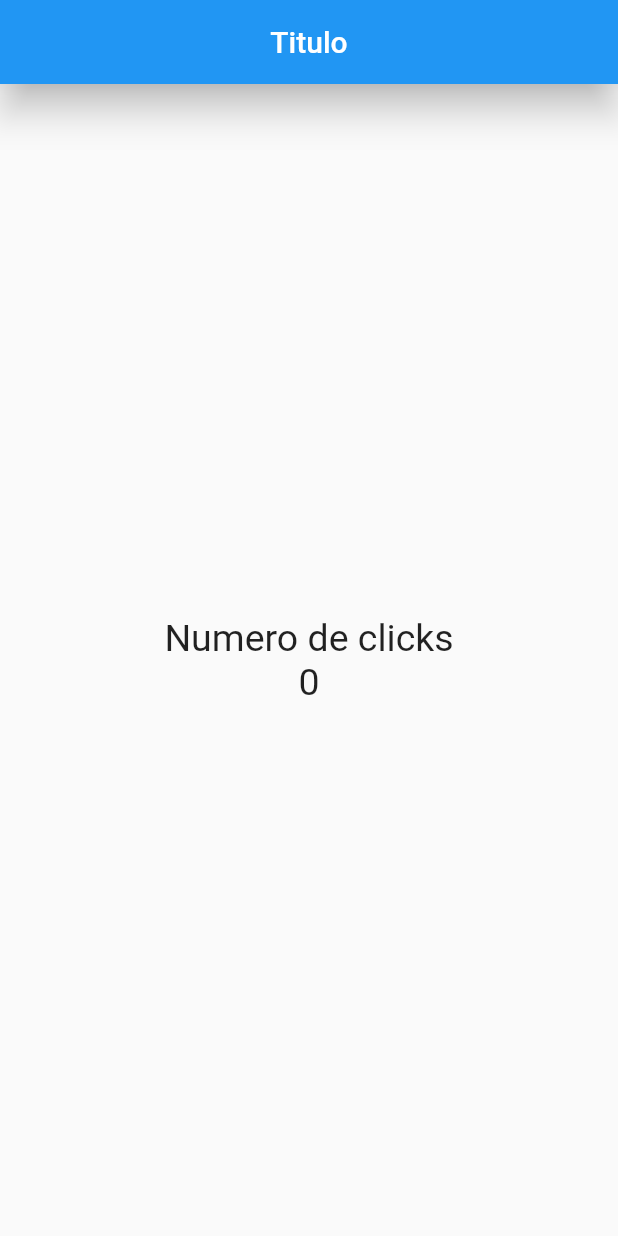
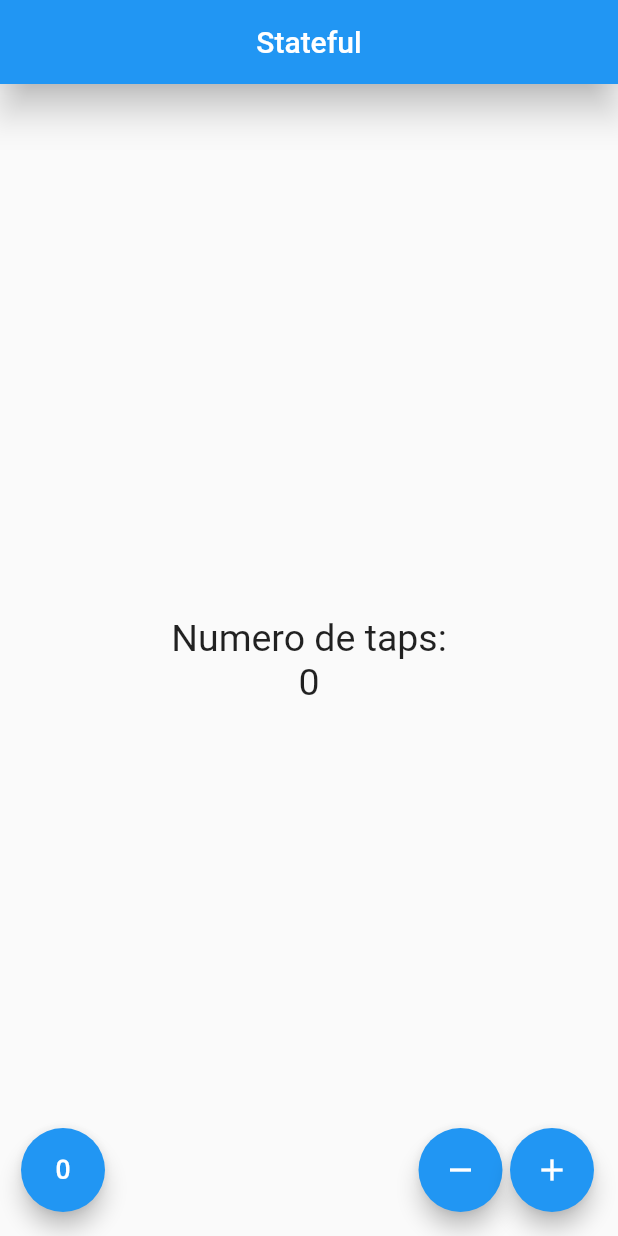
Before and after one commit to San2393/contador, a Flutter app: the screen it shows after launch, on a phone screen of 412 x 824 dp. Run offline on Flutter 3.47's test engine with Material 2 defaults, Android fonts, the phone set to English and light mode, and no system bars.

```diff
--- a/lib/src/app.dart
+++ b/lib/src/app.dart
@@ -1,12 +1,14 @@
+import 'package:contador/src/pages/contador_page.dart';
 import 'package:flutter/material.dart';
-import 'package:contador/src/pages/home_page.dart';
+// import 'package:contador/src/pages/home_page.dart';
 
 class MyApp extends StatelessWidget {
   @override
   Widget build(context) {
     return MaterialApp(
+      debugShowCheckedModeBanner: false,
       home: Center(
-        child: HomePage(),
+        child: ContadorPage(),
       ),
     );
   }
--- /dev/null
+++ b/lib/src/pages/contador_page.dart
@@ -0,0 +1,58 @@
+import 'package:flutter/material.dart';
+
+class ContadorPage extends StatefulWidget {
+  @override
+  createState() => _ContadorPageState();
+}
+
+class _ContadorPageState extends State<ContadorPage> {
+  final _estiloTexto = new TextStyle(fontSize: 25);
+  int _conteo = 0;
+
+  @override
+  Widget build(BuildContext context) {
+    return Scaffold(
+      appBar: AppBar(
+        title: Text("Stateful"),
+        centerTitle: true,
+        elevation: 10,
+      ),
+      body: Center(
+        child: Column(
+          mainAxisAlignment: MainAxisAlignment.center,
+          children: <Widget>[
+            Text("Numero de taps:", style: _estiloTexto),
+            Text('$_conteo', style: _estiloTexto),
+          ],
+        ),
+      ),
+      floatingActionButton: _crearBotones(),
+    );
+  }
+
+  Widget _crearBotones() {
+    return Row(
+      mainAxisAlignment: MainAxisAlignment.end,
+      children: <Widget>[
+        SizedBox(width: 30.0),
+        FloatingActionButton(child: Icon(Icons.exposure_zero), onPressed: _reset),
+        Expanded(child: SizedBox()),
+        FloatingActionButton(child: Icon(Icons.remove), onPressed: _sustraer),
+        SizedBox(width: 5.0),
+        FloatingActionButton(child: Icon(Icons.add), onPressed: _agregar)
+      ],
+    );
+  }
+
+  void _agregar() {
+    setState(() => _conteo++);
+  }
+
+  void _sustraer() {
+    setState(() => _conteo--);
+  }
+
+  void _reset() {
+    setState(() => _conteo = 0);
+  }
+}
--- a/lib/src/pages/home_page.dart
+++ b/lib/src/pages/home_page.dart
@@ -2,6 +2,7 @@ import 'package:flutter/material.dart';
 
 class HomePage extends StatelessWidget {
   final estiloTexto = new TextStyle(fontSize: 25);
+  final int conteo = 10;
 
   @override
   Widget build(BuildContext context) {
@@ -16,9 +17,15 @@ class HomePage extends StatelessWidget {
           mainAxisAlignment: MainAxisAlignment.center,
           children: <Widget>[
             Text("Numero de clicks", style: estiloTexto),
-            Text("0", style: estiloTexto),
+            Text('$conteo', style: estiloTexto),
           ],
         ),
+      ),
+      floatingActionButton: FloatingActionButton(
+        child: Icon(Icons.add),
+        onPressed: () {
+          // conteo++;
+        },
       ),
     );
   }
```
